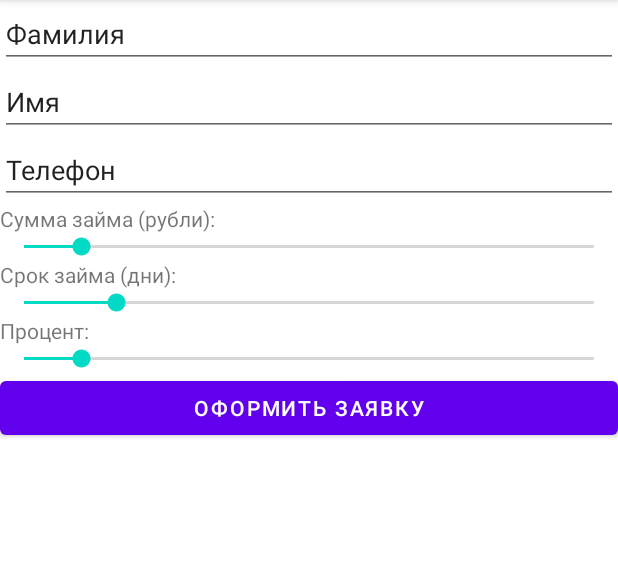
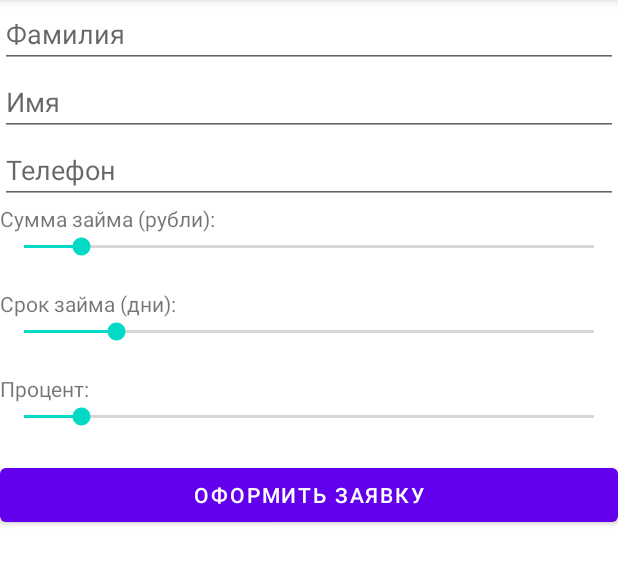
Before and after one commit to YuliaKrasnik/FinalProject_LoanMoney, an Android app: the LoanRegistrationFragment screen opened through its navigation route, on a phone screen of 412 x 824 dp, the part 84-668 px from its top. Run offline under Robolectric (Android 15) with nearby library versions, the phone set to English and light mode, and no system bars.

Commit message:
changed layout

```diff
--- a/app/src/main/res/layout/fragment_loan_registration.xml
+++ b/app/src/main/res/layout/fragment_loan_registration.xml
@@ -10,8 +10,8 @@
         android:id="@+id/et_first_name"
         android:layout_width="match_parent"
         android:layout_height="wrap_content"
+        android:hint="Фамилия"
         android:inputType="textPersonName"
-        android:text="Фамилия"
         app:layout_constraintEnd_toEndOf="parent"
         app:layout_constraintStart_toStartOf="parent"
         app:layout_constraintTop_toTopOf="parent" />
@@ -20,8 +20,8 @@
         android:id="@+id/et_last_name"
         android:layout_width="match_parent"
         android:layout_height="wrap_content"
+        android:hint="Имя"
         android:inputType="textPersonName"
-        android:text="Имя"
         app:layout_constraintEnd_toEndOf="parent"
         app:layout_constraintStart_toStartOf="parent"
         app:layout_constraintTop_toBottomOf="@+id/et_first_name" />
@@ -30,8 +30,8 @@
         android:id="@+id/et_phone_number"
         android:layout_width="match_parent"
         android:layout_height="wrap_content"
+        android:hint="Телефон"
         android:inputType="phone"
-        android:text="Телефон"
         app:layout_constraintEnd_toEndOf="parent"
         app:layout_constraintStart_toStartOf="parent"
         app:layout_constraintTop_toBottomOf="@+id/et_last_name" />
@@ -49,11 +49,19 @@
         android:id="@+id/sb_amount"
         android:layout_width="match_parent"
         android:layout_height="wrap_content"
-        android:max="50000"
-        android:progress="5000"
+        android:max="50"
+        android:progress="5"
         app:layout_constraintEnd_toEndOf="parent"
         app:layout_constraintStart_toStartOf="parent"
         app:layout_constraintTop_toBottomOf="@+id/tv_label_amount" />
+
+    <TextView
+        android:id="@+id/tv_value_amount_seekBar"
+        android:layout_width="wrap_content"
+        android:layout_height="wrap_content"
+        app:layout_constraintEnd_toEndOf="parent"
+        app:layout_constraintStart_toStartOf="parent"
+        app:layout_constraintTop_toBottomOf="@+id/sb_amount" />
 
     <TextView
         android:id="@+id/tv_label_period"
@@ -62,7 +70,7 @@
         android:text="Срок займа (дни):"
         app:layout_constraintEnd_toEndOf="parent"
         app:layout_constraintStart_toStartOf="parent"
-        app:layout_constraintTop_toBottomOf="@+id/sb_amount" />
+        app:layout_constraintTop_toBottomOf="@+id/tv_value_amount_seekBar" />
 
     <SeekBar
         android:id="@+id/sb_period"
@@ -75,13 +83,21 @@
         app:layout_constraintTop_toBottomOf="@+id/tv_label_period" />
 
     <TextView
+        android:id="@+id/tv_value_period_seekBar"
+        android:layout_width="wrap_content"
+        android:layout_height="wrap_content"
+        app:layout_constraintEnd_toEndOf="parent"
+        app:layout_constraintStart_toStartOf="parent"
+        app:layout_constraintTop_toBottomOf="@+id/sb_period" />
+
+    <TextView
         android:id="@+id/tv_label_percent"
         android:layout_width="match_parent"
         android:layout_height="wrap_content"
         android:text="Процент:"
         app:layout_constraintEnd_toEndOf="parent"
         app:layout_constraintStart_toStartOf="parent"
-        app:layout_constraintTop_toBottomOf="@+id/sb_period" />
+        app:layout_constraintTop_toBottomOf="@+id/tv_value_period_seekBar" />
 
     <SeekBar
         android:id="@+id/sb_percent"
@@ -93,6 +109,14 @@
         app:layout_constraintStart_toStartOf="parent"
         app:layout_constraintTop_toBottomOf="@+id/tv_label_percent" />
 
+    <TextView
+        android:id="@+id/tv_value_percent_seekBar"
+        android:layout_width="wrap_content"
+        android:layout_height="wrap_content"
+        app:layout_constraintEnd_toEndOf="parent"
+        app:layout_constraintStart_toStartOf="parent"
+        app:layout_constraintTop_toBottomOf="@+id/sb_percent" />
+
     <Button
         android:id="@+id/btn_registration_loan"
         android:layout_width="match_parent"
@@ -100,5 +124,5 @@
         android:text="Оформить заявку"
         app:layout_constraintEnd_toEndOf="parent"
         app:layout_constraintStart_toStartOf="parent"
-        app:layout_constraintTop_toBottomOf="@+id/sb_percent" />
+        app:layout_constraintTop_toBottomOf="@+id/tv_value_percent_seekBar" />
 </androidx.constraintlayout.widget.ConstraintLayout>
```
